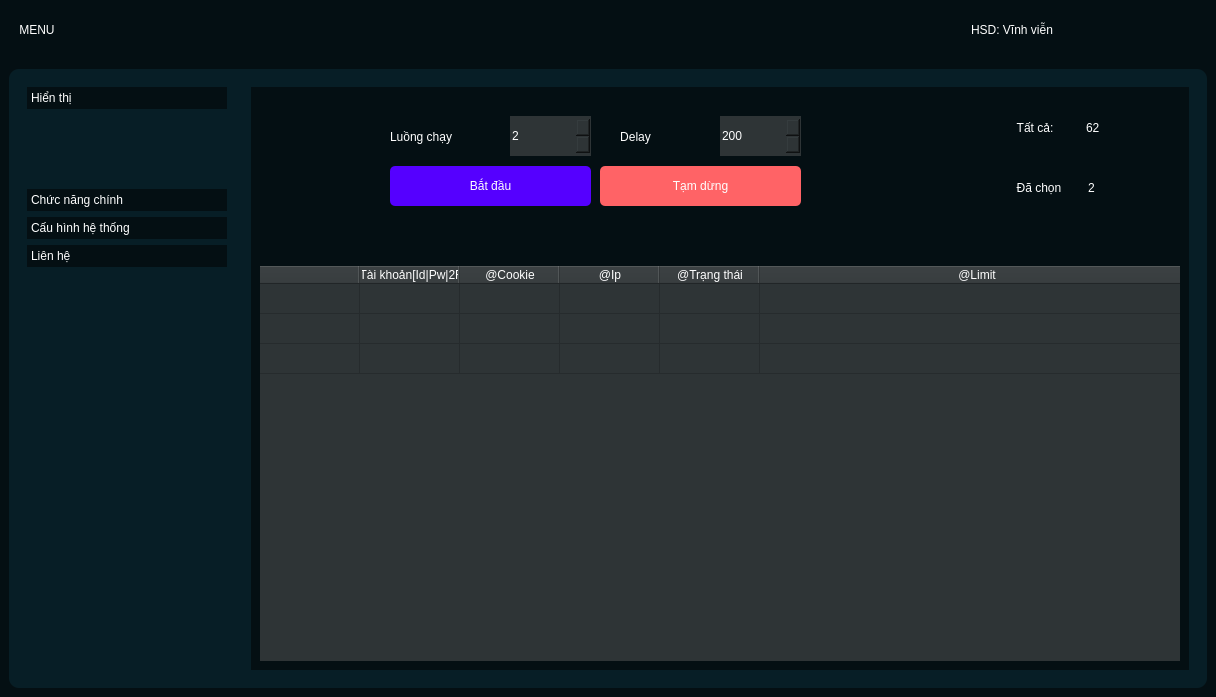
Qt form interface.ui (NguyenHuuHai2310/code_dao) before a commit.
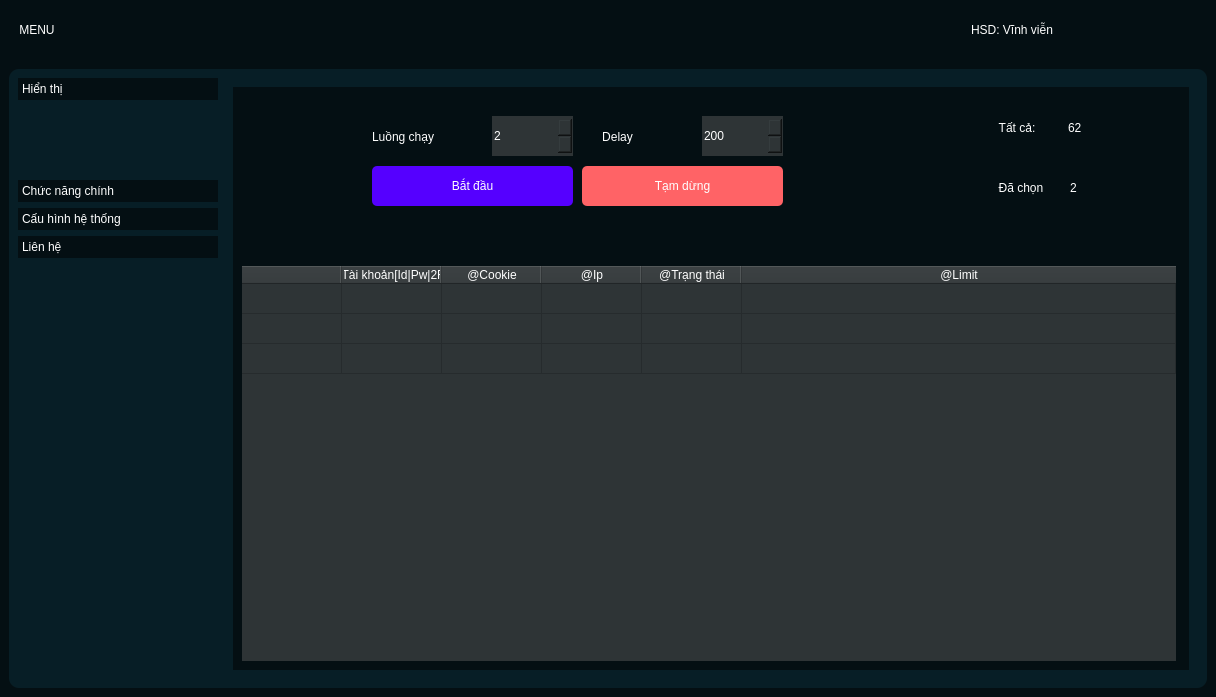
The same form after that commit. The open tabs and pages were chosen to show the change. Icons and pictures are not drawn. Custom widgets are drawn as their Qt base class.

Diff of the .ui file:
```diff
--- a/interface.ui
+++ b/interface.ui
@@ -260,19 +260,16 @@
          </property>
          <layout class="QHBoxLayout" name="horizontalLayout_3">
           <item alignment="Qt::AlignLeft|Qt::AlignTop">
-           <widget class="QCustomSlideMenu" name="side_menu" native="true">
-            <property name="minimumSize">
-             <size>
-              <width>200</width>
-              <height>0</height>
-             </size>
+           <widget class="QFrame" name="side_menu">
+            <property name="frameShape">
+             <enum>QFrame::StyledPanel</enum>
             </property>
-            <property name="layoutDirection">
-             <enum>Qt::LeftToRight</enum>
+            <property name="frameShadow">
+             <enum>QFrame::Raised</enum>
             </property>
-            <layout class="QVBoxLayout">
+            <layout class="QVBoxLayout" name="verticalLayout_6">
              <property name="spacing">
-              <number>6</number>
+              <number>0</number>
              </property>
              <property name="leftMargin">
               <number>0</number>
@@ -287,7 +284,7 @@
               <number>0</number>
              </property>
              <item alignment="Qt::AlignLeft|Qt::AlignTop">
-              <widget class="QFrame" name="frame">
+              <widget class="QFrame" name="frame_9">
                <property name="frameShape">
                 <enum>QFrame::StyledPanel</enum>
                </property>
@@ -295,8 +292,23 @@
                 <enum>QFrame::Raised</enum>
                </property>
                <layout class="QVBoxLayout" name="verticalLayout_2">
-                <item>
-                 <widget class="QFrame" name="frame_9">
+                <property name="spacing">
+                 <number>0</number>
+                </property>
+                <property name="leftMargin">
+                 <number>0</number>
+                </property>
+                <property name="topMargin">
+                 <number>0</number>
+                </property>
+                <property name="rightMargin">
+                 <number>0</number>
+                </property>
+                <property name="bottomMargin">
+                 <number>0</number>
+                </property>
+                <item alignment="Qt::AlignLeft|Qt::AlignTop">
+                 <widget class="QFrame" name="frame_10">
                   <property name="frameShape">
                    <enum>QFrame::StyledPanel</enum>
                   </property>
@@ -357,8 +369,8 @@
                        <rect>
                         <x>0</x>
                         <y>0</y>
-                        <width>100</width>
-                        <height>30</height>
+                        <width>200</width>
+                        <height>68</height>
                        </rect>
                       </property>
                       <attribute name="icon">
@@ -1756,14 +1768,6 @@
    </layout>
   </widget>
  </widget>
- <customwidgets>
-  <customwidget>
-   <class>QCustomSlideMenu</class>
-   <extends>QWidget</extends>
-   <header>Custom_Widgets.Widgets.h</header>
-   <container>1</container>
-  </customwidget>
- </customwidgets>
  <resources>
   <include location="resources.qrc"/>
  </resources>
```
Left out of the diff: 6 changed lines with no effect on the pictures.
